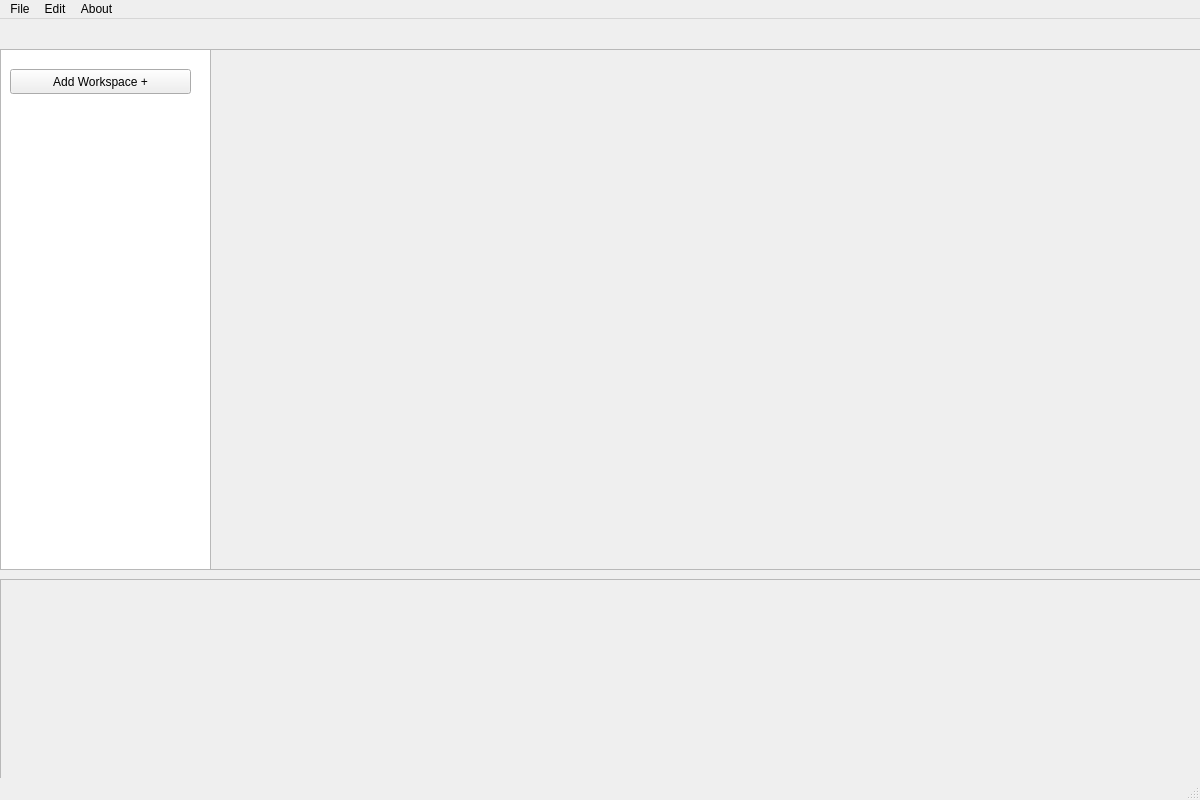
Old version of the form src/main/python/UI/MainPane/mainpane.ui in the repository mschong/Protocol-Dissector-Builder.
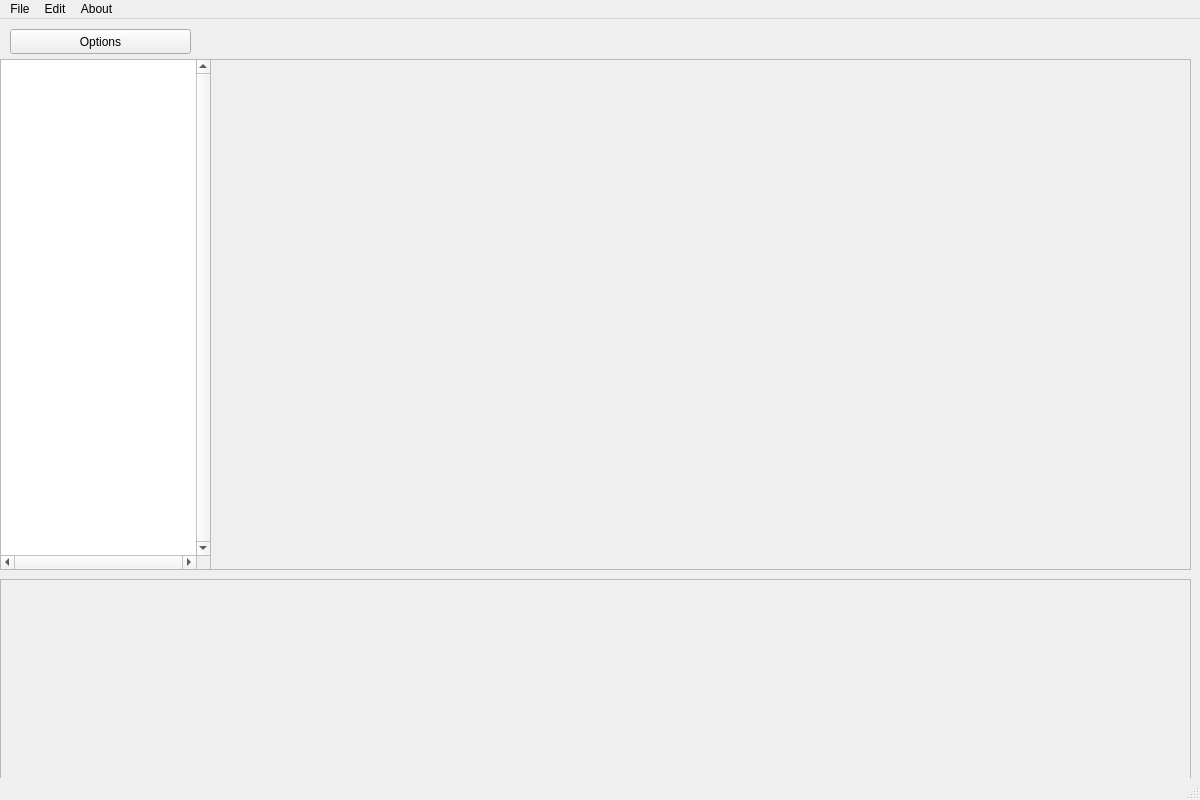
New version of the form.

Commit message: adding tree view code, part 1

```diff
--- a/src/main/python/UI/MainPane/mainpane.ui
+++ b/src/main/python/UI/MainPane/mainpane.ui
@@ -30,19 +30,25 @@
     <property name="geometry">
      <rect>
       <x>0</x>
-      <y>30</y>
+      <y>40</y>
       <width>211</width>
-      <height>521</height>
+      <height>511</height>
      </rect>
     </property>
+    <property name="verticalScrollBarPolicy">
+     <enum>Qt::ScrollBarAlwaysOn</enum>
+    </property>
+    <property name="horizontalScrollBarPolicy">
+     <enum>Qt::ScrollBarAlwaysOn</enum>
+    </property>
    </widget>
    <widget class="QFrame" name="canvasFrame">
     <property name="geometry">
      <rect>
       <x>210</x>
-      <y>30</y>
-      <width>991</width>
-      <height>521</height>
+      <y>40</y>
+      <width>981</width>
+      <height>511</height>
      </rect>
     </property>
     <property name="frameShape">
@@ -55,10 +61,10 @@
    <widget class="QLabel" name="workspaceLabel">
     <property name="geometry">
      <rect>
-      <x>390</x>
+      <x>213</x>
       <y>10</y>
-      <width>64</width>
-      <height>17</height>
+      <width>971</width>
+      <height>20</height>
      </rect>
     </property>
     <property name="text">
@@ -69,13 +75,13 @@
     <property name="geometry">
      <rect>
       <x>10</x>
-      <y>50</y>
+      <y>10</y>
       <width>181</width>
       <height>25</height>
      </rect>
     </property>
     <property name="text">
-     <string>Add Workspace +</string>
+     <string>Options</string>
     </property>
    </widget>
    <widget class="QFrame" name="packetPreviewFrame">
@@ -83,8 +89,8 @@
      <rect>
       <x>0</x>
       <y>560</y>
-      <width>1201</width>
-      <height>201</height>
+      <width>1191</width>
+      <height>211</height>
      </rect>
     </property>
     <property name="frameShape">
```
The commit also changes 2 other files.
